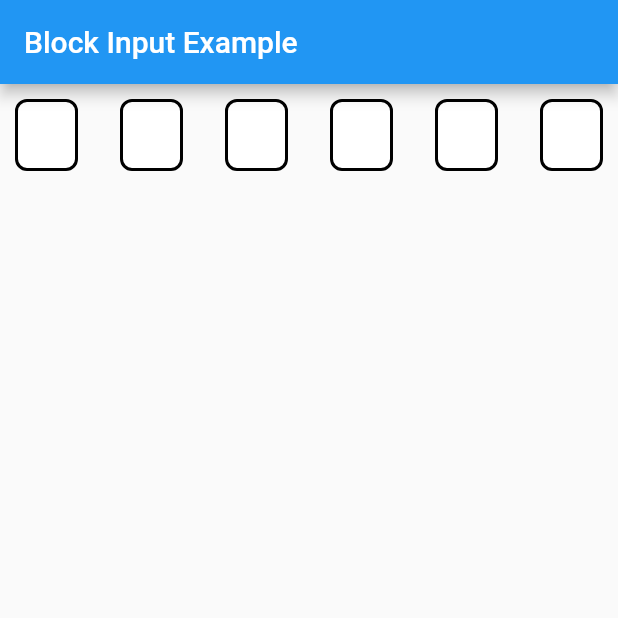
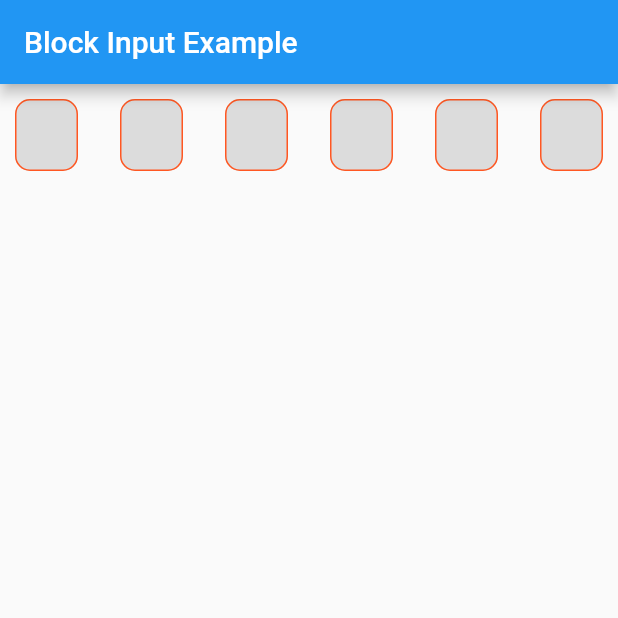
Before and after one commit to vonqo/block_input, a Flutter app: the screen it shows after launch, on a phone screen of 412 x 824 dp, the top half of it. Run offline on Flutter 3.47's test engine with Material 2 defaults, Android fonts, the phone set to English and light mode, and no system bars.

Commit message:
example update

```diff
--- a/example/lib/main.dart
+++ b/example/lib/main.dart
@@ -37,8 +37,18 @@ class _MyAppState extends State<MyApp> {
         body: Container(
           padding: EdgeInsets.all(10),
           child: BlockInput(
-            blockInputKeyboardType: BlockInputKeyboardType.text,
-            blockInputStyle: BlockInputStyle(backgroundColor: Colors.white),
+            blockInputKeyboardType: BlockInputKeyboardType.number,
+            blockInputStyle: BlockInputStyle(
+              backgroundColor: Colors.black12,
+              border: OutlineInputBorder(
+                borderRadius: BorderRadius.all(Radius.circular(10)),
+                borderSide: BorderSide(color: Colors.deepOrange, width: 1)
+              ),
+              focusedBorder: OutlineInputBorder(
+                  borderRadius: BorderRadius.all(Radius.circular(10)),
+                  borderSide: BorderSide(color: Colors.blueAccent, width: 2)
+              )
+            ),
             inputSize: 6,
           ),
         )
```
Also changed, not shown: example/example-1.gif (added), 1 other file.
